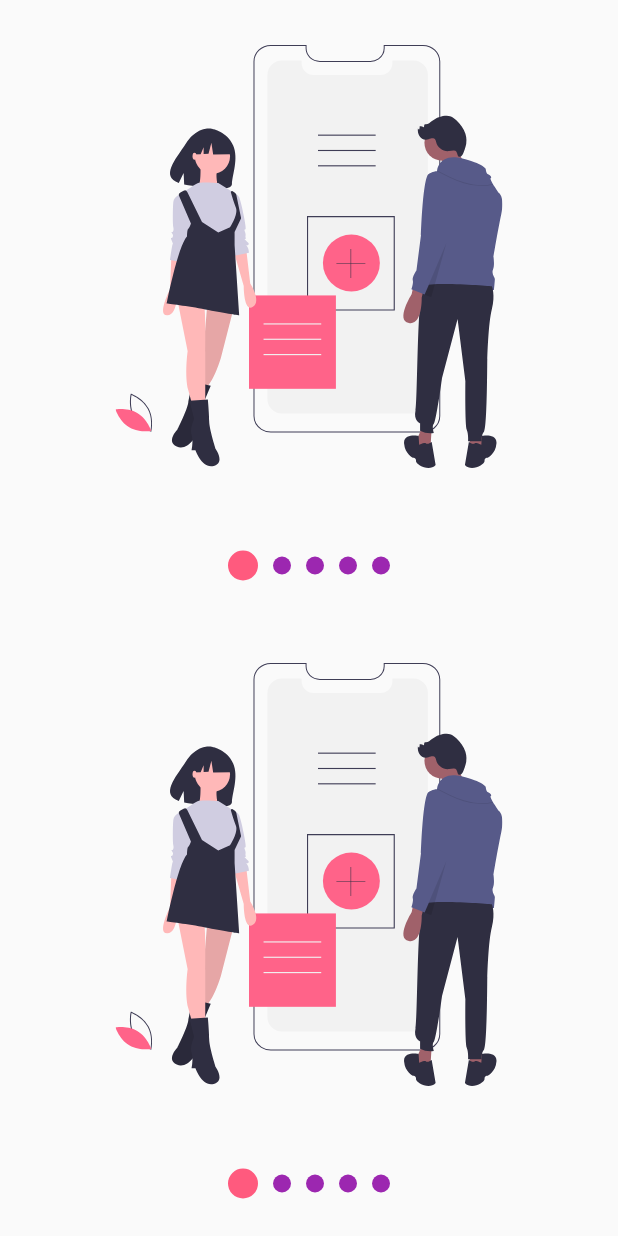
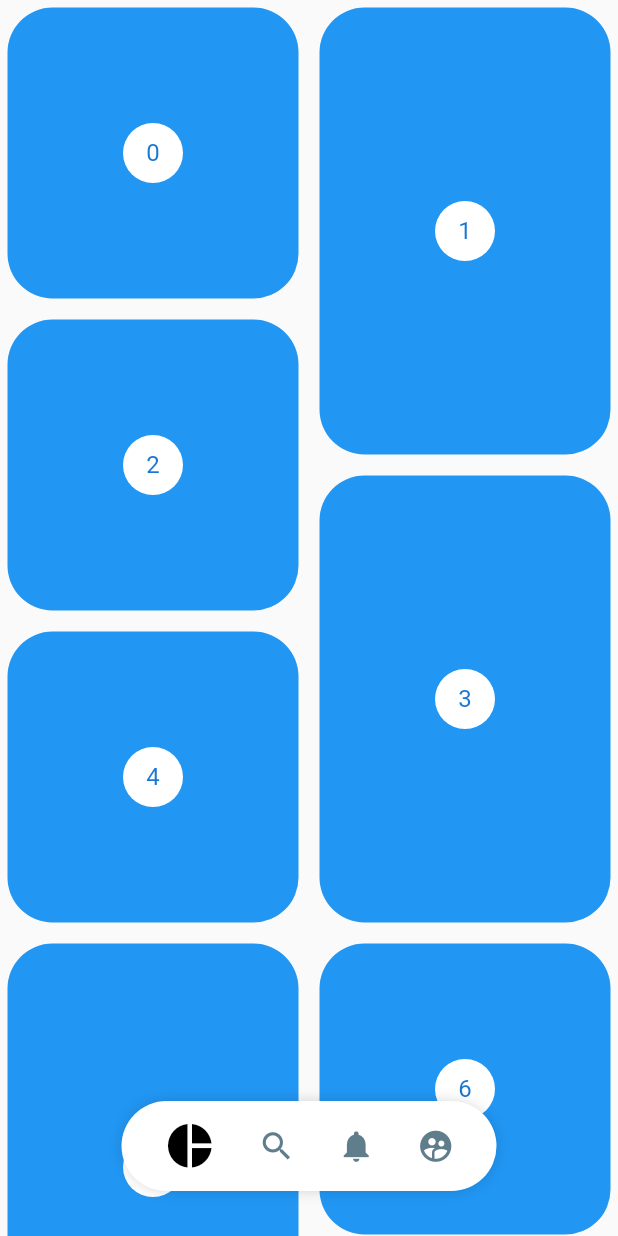
Before and after one commit to HectorPalacio/HeaderExamples, a Flutter app: the screen it shows after launch, on a phone screen of 412 x 824 dp. Run offline on Flutter 3.47's test engine with Material 2 defaults, Android fonts, the phone set to English and light mode, and no system bars; our stand-ins replace flutter_svg.

Commit message:
Pinterest layout

```diff
--- a/lib/main.dart
+++ b/lib/main.dart
@@ -1,4 +1,4 @@
-import 'package:disenos_intermedio/src/pages/slideshow_page.dart';
+import 'package:disenos_intermedio/src/pages/pinterest_page.dart';
 import 'package:flutter/material.dart';
 
 void main() => runApp(MyApp());
@@ -9,7 +9,7 @@ class MyApp extends StatelessWidget {
     return MaterialApp(
       debugShowCheckedModeBanner: false,
       title: 'Diseños app',
-      home: SlideshowPage(),
+      home: PinterestPage(),
     );
   }
 }
--- /dev/null
+++ b/lib/src/pages/pinterest_page.dart
@@ -0,0 +1,138 @@
+import 'package:disenos_intermedio/src/widgets/pinterest_menu.dart';
+import 'package:flutter/material.dart';
+import 'package:flutter_staggered_grid_view/flutter_staggered_grid_view.dart';
+import 'package:provider/provider.dart';
+
+class PinterestPage extends StatelessWidget {
+  @override
+  Widget build(BuildContext context) {
+    return ChangeNotifierProvider(
+      create: (context) => new _MenuModel(),
+      child: Scaffold(
+        // body: PinterestMenu(),
+        // body: PinterestGrid(),
+        body: Stack(
+          children: [
+            PinterestGrid(),
+            _PinterestMenuLocation(),
+          ],
+        ),
+      ),
+    );
+  }
+}
+
+class _PinterestMenuLocation extends StatelessWidget {
+  @override
+  Widget build(BuildContext context) {
+    final widthPantalla = MediaQuery.of(context).size.width;
+    final mostrar = Provider.of<_MenuModel>(context).mostrar;
+    return Positioned(
+      bottom: 30,
+      child: Container(
+        width: widthPantalla,
+        child: Align(
+          child: PinterestMenu(
+            mostrar: mostrar,
+            // backgroundColor: Colors.red,
+            // activeColor: Colors.red,
+            // inactiveColor: Colors.blue,
+            items: [
+              PinterestButton(
+                icon: Icons.pie_chart,
+                onPresses: () => print('Icon pie_chart'),
+              ),
+              PinterestButton(
+                icon: Icons.search,
+                onPresses: () => print('Icon search'),
+              ),
+              PinterestButton(
+                icon: Icons.notifications,
+                onPresses: () => print('Icon notifications'),
+              ),
+              PinterestButton(
+                icon: Icons.supervised_user_circle,
+                onPresses: () => print('Icon supervised_user_circle'),
+              ),
+            ],
+          ),
+        ),
+      ),
+    );
+  }
+}
+
+class PinterestGrid extends StatefulWidget {
+  @override
+  _PinterestGridState createState() => _PinterestGridState();
+}
+
+class _PinterestGridState extends State<PinterestGrid> {
+  final List<int> items = List.generate(200, (index) => index);
+  ScrollController controller = new ScrollController();
+  double scrollAnterior = 0;
+  @override
+  void initState() {
+    controller.addListener(() {
+      if (controller.offset > scrollAnterior && controller.offset > 150) {
+        Provider.of<_MenuModel>(context, listen: false).mostrar = false;
+      } else {
+        Provider.of<_MenuModel>(context, listen: false).mostrar = true;
+      }
+      scrollAnterior = controller.offset;
+    });
+    super.initState();
+  }
+
+  @override
+  void dispose() {
+    controller.dispose();
+    super.dispose();
+  }
+
+  @override
+  Widget build(BuildContext context) {
+    return StaggeredGridView.countBuilder(
+      controller: controller,
+      physics: BouncingScrollPhysics(),
+      crossAxisCount: 4,
+      itemCount: items.length,
+      itemBuilder: (BuildContext context, int index) => _PinterestItem(index),
+      staggeredTileBuilder: (int index) =>
+          new StaggeredTile.count(2, index.isEven ? 2 : 3),
+      mainAxisSpacing: 4.0,
+      crossAxisSpacing: 4.0,
+    );
+  }
+}
+
+class _PinterestItem extends StatelessWidget {
+  final int index;
+
+  const _PinterestItem(this.index);
+
+  @override
+  Widget build(BuildContext context) {
+    return new Container(
+        margin: EdgeInsets.all(5),
+        decoration: BoxDecoration(
+          color: Colors.blue,
+          borderRadius: BorderRadius.all(Radius.circular(30)),
+        ),
+        child: new Center(
+          child: new CircleAvatar(
+            backgroundColor: Colors.white,
+            child: new Text('$index'),
+          ),
+        ));
+  }
+}
+
+class _MenuModel with ChangeNotifier {
+  bool _mostrar = true;
+  bool get mostrar => this._mostrar;
+  set mostrar(bool valor) {
+    this._mostrar = valor;
+    notifyListeners();
+  }
+}
--- /dev/null
+++ b/lib/src/widgets/pinterest_menu.dart
@@ -0,0 +1,138 @@
+import 'package:flutter/material.dart';
+import 'package:provider/provider.dart';
+
+class PinterestButton {
+  final Function onPresses;
+  final IconData icon;
+
+  PinterestButton({
+    @required this.onPresses,
+    @required this.icon,
+  });
+}
+
+class PinterestMenu extends StatelessWidget {
+  final bool mostrar;
+  final Color backgroundColor;
+  final Color activeColor;
+  final Color inactiveColor;
+  final List<PinterestButton> items;
+  PinterestMenu({
+    this.mostrar = true,
+    this.backgroundColor = Colors.white,
+    this.activeColor = Colors.black,
+    this.inactiveColor = Colors.blueGrey,
+    @required this.items,
+  });
+
+  // final List<PinterestButton> items = [
+  //   PinterestButton(
+  //       icon: Icons.pie_chart, onPresses: () => print('Icon pie_chart')),
+  //   PinterestButton(icon: Icons.search, onPresses: () => print('Icon search')),
+  //   PinterestButton(
+  //       icon: Icons.notifications,
+  //       onPresses: () => print('Icon notifications')),
+  //   PinterestButton(
+  //       icon: Icons.supervised_user_circle,
+  //       onPresses: () => print('Icon supervised_user_circle')),
+  // ];
+
+  @override
+  Widget build(BuildContext context) {
+    return ChangeNotifierProvider(
+      create: (context) => new _MenuModel(),
+      child: AnimatedOpacity(
+        duration: Duration(milliseconds: 250),
+        opacity: (mostrar) ? 1 : 0,
+        child: Builder(
+          builder: (context) {
+            Provider.of<_MenuModel>(context).backgroundColor =
+                this.backgroundColor;
+            Provider.of<_MenuModel>(context).activeColor = this.activeColor;
+            Provider.of<_MenuModel>(context).inactiveColor = this.inactiveColor;
+            return _PinterestMenuBackground(child: _MenuItems(items));
+          },
+        ),
+      ),
+    );
+  }
+}
+
+class _PinterestMenuBackground extends StatelessWidget {
+  final Widget child;
+  _PinterestMenuBackground({@required this.child});
+  @override
+  Widget build(BuildContext context) {
+    Color backgrounColor = Provider.of<_MenuModel>(context).backgroundColor;
+    return Container(
+      child: child,
+      width: 250,
+      height: 60,
+      decoration: BoxDecoration(
+        color: backgrounColor,
+        borderRadius: BorderRadius.circular(100),
+        boxShadow: [
+          BoxShadow(
+            color: Colors.black38,
+            // offset: Offset(10, 10),
+            blurRadius: 10,
+            spreadRadius: -5,
+          ),
+        ],
+      ),
+    );
+  }
+}
+
+class _MenuItems extends StatelessWidget {
+  final List<PinterestButton> menuItems;
+  _MenuItems(this.menuItems);
+  @override
+  Widget build(BuildContext context) {
+    return Row(
+        mainAxisAlignment: MainAxisAlignment.spaceEvenly,
+        children: List.generate(menuItems.length,
+            (index) => _PinterestMenuButton(index, menuItems[index])));
+  }
+}
+
+class _PinterestMenuButton extends StatelessWidget {
+  final int index;
+  final PinterestButton item;
+  _PinterestMenuButton(this.index, this.item);
+  @override
+  Widget build(BuildContext context) {
+    final itemSeleccionado = Provider.of<_MenuModel>(context).itemSeleccionado;
+    final menuModel = Provider.of<_MenuModel>(context);
+    return GestureDetector(
+      onTap: () {
+        Provider.of<_MenuModel>(context, listen: false).itemSeleccionado =
+            index;
+        item.onPresses();
+      },
+      behavior: HitTestBehavior.translucent,
+      child: Container(
+        child: Icon(
+          item.icon,
+          size: (itemSeleccionado == index) ? 35 : 25,
+          color: (itemSeleccionado == index)
+              ? menuModel.activeColor
+              : menuModel.inactiveColor,
+        ),
+      ),
+    );
+  }
+}
+
+class _MenuModel with ChangeNotifier {
+  int _itemSeleccionado = 0;
+  Color backgroundColor = Colors.white;
+  Color activeColor = Colors.black;
+  Color inactiveColor = Colors.blueGrey;
+
+  int get itemSeleccionado => this._itemSeleccionado;
+  set itemSeleccionado(int index) {
+    this._itemSeleccionado = index;
+    notifyListeners();
+  }
+}
--- a/pubspec.yaml
+++ b/pubspec.yaml
@@ -30,6 +30,7 @@ dependencies:
   cupertino_icons: ^0.1.3
   flutter_svg: ^0.19.0
   provider: ^4.0.4
+  flutter_staggered_grid_view: ^0.3.2
 
 dev_dependencies:
   flutter_test:
```
Also changed, not shown: pubspec.lock.
